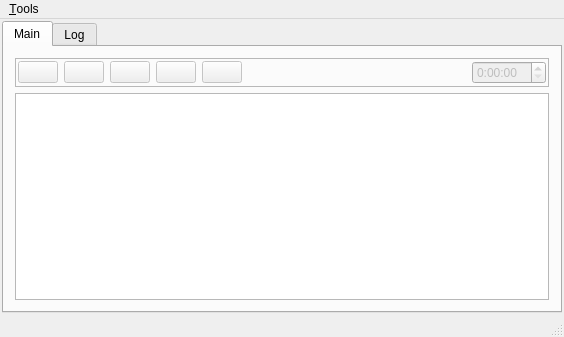
Above: Commander/ui/main_window.ui from AnpeJIb/Horus-Commander before the change. Below: the same form after it.
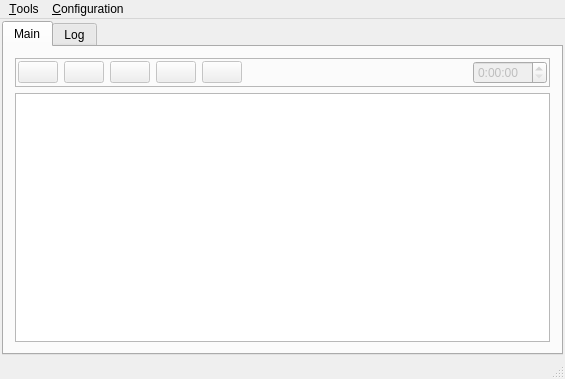
That is the form after the change. Icons and pictures are not drawn.

```diff
--- a/Commander/ui/main_window.ui
+++ b/Commander/ui/main_window.ui
@@ -6,8 +6,8 @@
    <rect>
     <x>0</x>
     <y>0</y>
-    <width>564</width>
-    <height>337</height>
+    <width>565</width>
+    <height>379</height>
    </rect>
   </property>
   <property name="windowTitle">
@@ -242,7 +242,7 @@
     <rect>
      <x>0</x>
      <y>0</y>
-     <width>564</width>
+     <width>565</width>
      <height>20</height>
     </rect>
    </property>
@@ -254,7 +254,15 @@
     <addaction name="separator"/>
     <addaction name="actionQuit"/>
    </widget>
+   <widget class="QMenu" name="menuSettings">
+    <property name="title">
+     <string>&amp;Configuration</string>
+    </property>
+    <addaction name="actionConfigurationPrimary"/>
+    <addaction name="actionConfigurationMain"/>
+   </widget>
    <addaction name="menuTools"/>
+   <addaction name="menuSettings"/>
   </widget>
   <widget class="QStatusBar" name="statusBar"/>
   <action name="actionQuit">
```
Left out of the diff: 14 changed lines with no effect on the pictures.
